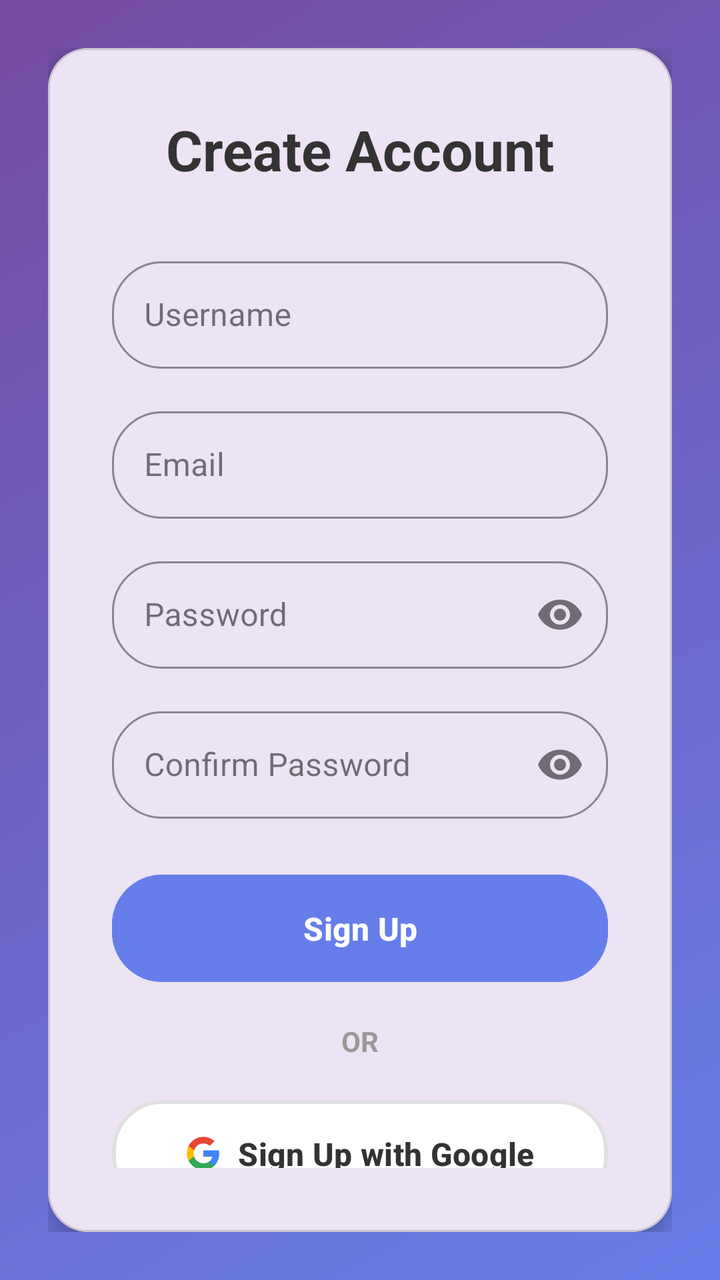
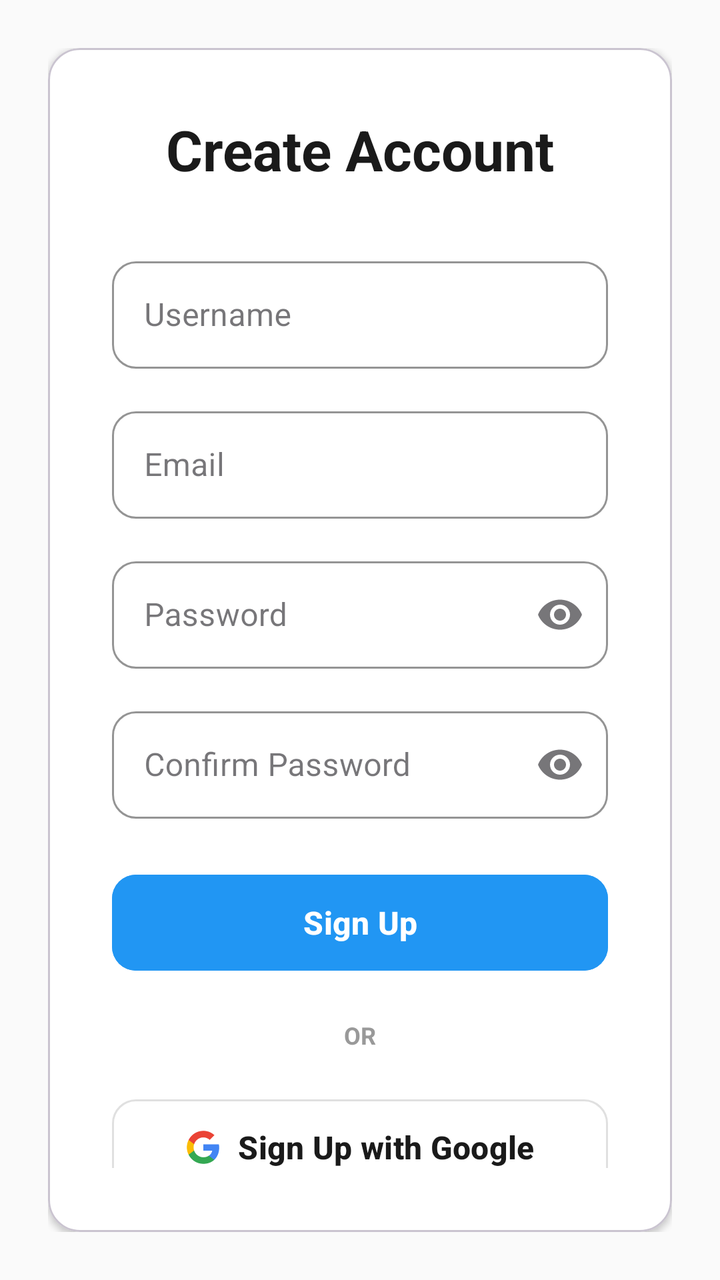

The first picture is an Android layout as it rendered before a commit; the second is the same layout after the commit. The layout source and the unified diff follow.
<!-- AndroidManifest.xml: application theme Theme.MainProj -->
<!-- res/layout/activity_sign_up.xml -->
<?xml version="1.0" encoding="utf-8"?>
<androidx.constraintlayout.widget.ConstraintLayout xmlns:android="http://schemas.android.com/apk/res/android"
    xmlns:app="http://schemas.android.com/apk/res-auto"
    xmlns:tools="http://schemas.android.com/tools"
    android:id="@+id/main"
    android:layout_width="match_parent"
    android:layout_height="match_parent"
    android:background="@drawable/gradient_background"
    android:padding="24dp"
    tools:context=".sign_up_activity">

    <com.google.android.material.card.MaterialCardView
        android:id="@+id/cardView"
        android:layout_width="0dp"
        android:layout_height="wrap_content"
        app:cardCornerRadius="20dp"
        app:cardElevation="8dp"
        app:layout_constraintBottom_toBottomOf="parent"
        app:layout_constraintEnd_toEndOf="parent"
        app:layout_constraintStart_toStartOf="parent"
        app:layout_constraintTop_toTopOf="parent">

        <androidx.constraintlayout.widget.ConstraintLayout
            android:layout_width="match_parent"
            android:layout_height="wrap_content"
            android:padding="32dp">

            <TextView
                android:id="@+id/tvTitle"
                android:layout_width="wrap_content"
                android:layout_height="wrap_content"
                android:text="Create Account"
                android:textColor="#333333"
                android:textSize="28sp"
                android:textStyle="bold"
                app:layout_constraintEnd_toEndOf="parent"
                app:layout_constraintStart_toStartOf="parent"
                app:layout_constraintTop_toTopOf="parent" />

            <com.google.android.material.textfield.TextInputLayout
                android:id="@+id/tilUsername"
                style="@style/Widget.MaterialComponents.TextInputLayout.OutlinedBox"
                android:layout_width="0dp"
                android:layout_height="wrap_content"
                android:layout_marginTop="32dp"
                android:hint="Username"
                app:boxCornerRadiusBottomEnd="25dp"
                app:boxCornerRadiusBottomStart="25dp"
                app:boxCornerRadiusTopEnd="25dp"
                app:boxCornerRadiusTopStart="25dp"
                app:boxStrokeColor="?attr/inputStrokeColor"
                android:textColor="?attr/textSecondary"
                app:hintTextColor="#667eea"
                app:layout_constraintEnd_toEndOf="parent"
                app:layout_constraintStart_toStartOf="parent"
                app:layout_constraintTop_toBottomOf="@id/tvTitle">

                <com.google.android.material.textfield.TextInputEditText
                    android:id="@+id/etUsername"
                    android:layout_width="match_parent"
                    android:layout_height="wrap_content"
                    android:inputType="text"
                    android:padding="16dp"
                    android:textSize="16sp" />
            </com.google.android.material.textfield.TextInputLayout>

            <com.google.android.material.textfield.TextInputLayout
                android:id="@+id/tilEmail"
                style="@style/Widget.MaterialComponents.TextInputLayout.OutlinedBox"
                android:layout_width="0dp"
                android:layout_height="wrap_content"
                android:layout_marginTop="16dp"
                android:hint="Email"
                app:boxCornerRadiusBottomEnd="25dp"
                app:boxCornerRadiusBottomStart="25dp"
                app:boxCornerRadiusTopEnd="25dp"
                app:boxCornerRadiusTopStart="25dp"
                app:boxStrokeColor="?attr/inputStrokeColor"
                android:textColor="?attr/textSecondary"
                app:hintTextColor="#667eea"
                app:layout_constraintEnd_toEndOf="parent"
                app:layout_constraintStart_toStartOf="parent"
                app:layout_constraintTop_toBottomOf="@id/tilUsername">

                <com.google.android.material.textfield.TextInputEditText
                    android:id="@+id/etEmail"
                    android:layout_width="match_parent"
                    android:layout_height="wrap_content"
                    android:inputType="textEmailAddress"
                    android:padding="16dp"
                    android:textSize="16sp" />
            </com.google.android.material.textfield.TextInputLayout>

            <com.google.android.material.textfield.TextInputLayout
                android:id="@+id/tilPassword"
                style="@style/Widget.MaterialComponents.TextInputLayout.OutlinedBox"
                android:layout_width="0dp"
                android:layout_height="wrap_content"
                android:layout_marginTop="16dp"
                android:hint="Password"
                app:boxCornerRadiusBottomEnd="25dp"
                app:boxCornerRadiusBottomStart="25dp"
                app:boxCornerRadiusTopEnd="25dp"
                app:boxCornerRadiusTopStart="25dp"
                app:boxStrokeColor="?attr/inputStrokeColor"
                android:textColor="?attr/textSecondary"
                app:endIconMode="password_toggle"
                app:hintTextColor="#667eea"
                app:layout_constraintEnd_toEndOf="parent"
                app:layout_constraintStart_toStartOf="parent"
                app:layout_constraintTop_toBottomOf="@id/tilEmail">

                <com.google.android.material.textfield.TextInputEditText
                    android:id="@+id/etPassword"
                    android:layout_width="match_parent"
                    android:layout_height="wrap_content"
                    android:inputType="textPassword"
                    android:padding="16dp"
                    android:textSize="16sp" />
            </com.google.android.material.textfield.TextInputLayout>

            <com.google.android.material.textfield.TextInputLayout
                android:id="@+id/tilConfirmPassword"
                style="@style/Widget.MaterialComponents.TextInputLayout.OutlinedBox"
                android:layout_width="0dp"
                android:layout_height="wrap_content"
                android:layout_marginTop="16dp"
                android:hint="Confirm Password"
                app:boxCornerRadiusBottomEnd="25dp"
                app:boxCornerRadiusBottomStart="25dp"
                app:boxCornerRadiusTopEnd="25dp"
                app:boxCornerRadiusTopStart="25dp"
                app:boxStrokeColor="?attr/inputStrokeColor"
                android:textColor="?attr/textSecondary"
                app:endIconMode="password_toggle"
                app:hintTextColor="#667eea"
                app:layout_constraintEnd_toEndOf="parent"
                app:layout_constraintStart_toStartOf="parent"
                app:layout_constraintTop_toBottomOf="@id/tilPassword">

                <com.google.android.material.textfield.TextInputEditText
                    android:id="@+id/etConfirmPassword"
                    android:layout_width="match_parent"
                    android:layout_height="wrap_content"
                    android:inputType="textPassword"
                    android:padding="16dp"
                    android:textSize="16sp" />
            </com.google.android.material.textfield.TextInputLayout>

            <com.google.android.material.button.MaterialButton
                android:id="@+id/btnSignUp"
                android:layout_width="0dp"
                android:layout_height="wrap_content"
                android:layout_marginTop="24dp"
                android:backgroundTint="#667eea"
                android:padding="16dp"
                android:text="Sign Up"
                android:textColor="@android:color/white"
                android:textSize="16sp"
                android:textStyle="bold"
                app:cornerRadius="25dp"
                app:layout_constraintEnd_toEndOf="parent"
                app:layout_constraintStart_toStartOf="parent"
                app:layout_constraintTop_toBottomOf="@id/tilConfirmPassword" />

            <TextView
                android:id="@+id/tvOrDivider"
                android:layout_width="wrap_content"
                android:layout_height="wrap_content"
                android:layout_marginTop="16dp"
                android:text="OR"
                android:textColor="#999999"
                android:textSize="14sp"
                android:textStyle="bold"
                app:layout_constraintEnd_toEndOf="parent"
                app:layout_constraintStart_toStartOf="parent"
                app:layout_constraintTop_toBottomOf="@id/btnSignUp" />

            <com.google.android.material.button.MaterialButton
                android:id="@+id/btnGoogleSignUp2"
                android:layout_width="0dp"
                android:layout_height="wrap_content"
                android:layout_marginTop="16dp"
                android:backgroundTint="@android:color/white"
                android:padding="16dp"
                android:text="Sign Up with Google"
                android:textColor="#333333"
                android:textSize="16sp"
                android:textStyle="bold"
                app:cornerRadius="25dp"
                app:icon="@drawable/ic_google"
                app:iconGravity="textStart"
                app:iconPadding="8dp"
                app:iconTint="@null"
                app:layout_constraintEnd_toEndOf="parent"
                app:layout_constraintStart_toStartOf="parent"
                app:layout_constraintTop_toBottomOf="@id/tvOrDivider"
                app:strokeColor="#e0e0e0"
                app:strokeWidth="2dp" />

            <TextView
                android:id="@+id/tvLoginPrompt"
                android:layout_width="wrap_content"
                android:layout_height="wrap_content"
                android:layout_marginTop="16dp"
                android:text="Already have an account? "
                android:textColor="#666666"
                android:textSize="14sp"
                app:layout_constraintEnd_toStartOf="@id/tvLogin"
                app:layout_constraintHorizontal_chainStyle="packed"
                app:layout_constraintStart_toStartOf="parent"
                app:layout_constraintTop_toBottomOf="@id/btnGoogleSignUp2" />

            <TextView
                android:id="@+id/tvLogin"
                android:layout_width="wrap_content"
                android:layout_height="wrap_content"
                android:text="Log In"
                android:textColor="#667eea"
                android:textSize="14sp"
                android:textStyle="bold"
                app:layout_constraintBaseline_toBaselineOf="@id/tvLoginPrompt"
                app:layout_constraintEnd_toEndOf="parent"
                app:layout_constraintStart_toEndOf="@id/tvLoginPrompt" />

        </androidx.constraintlayout.widget.ConstraintLayout>

    </com.google.android.material.card.MaterialCardView>

</androidx.constraintlayout.widget.ConstraintLayout>
<!-- resources referenced by this layout -->
<resources>
  <!-- drawable gradient_background (drawable) -->
  <?xml version="1.0" encoding="utf-8"?>
  <shape xmlns:android="http://schemas.android.com/apk/res/android">
      <gradient
          android:angle="135"
          android:startColor="#667eea"
          android:endColor="#764ba2"
          android:type="linear" />
  </shape>
  <!-- drawable ic_google (drawable) -->
  <?xml version="1.0" encoding="utf-8"?>
  <vector xmlns:android="http://schemas.android.com/apk/res/android"
      android:width="24dp"
      android:height="24dp"
      android:viewportWidth="24"
      android:viewportHeight="24">
      <path
          android:fillColor="#4285F4"
          android:pathData="M22.56,12.25c0,-0.78 -0.07,-1.53 -0.2,-2.25H12v4.26h5.92c-0.26,1.37 -1.04,2.53 -2.21,3.31v2.77h3.57c2.08,-1.92 3.28,-4.74 3.28,-8.09z"/>
      <path
          android:fillColor="#34A853"
          android:pathData="M12,23c2.97,0 5.46,-0.98 7.28,-2.66l-3.57,-2.77c-0.98,0.66 -2.23,1.06 -3.71,1.06 -2.86,0 -5.29,-1.93 -6.16,-4.53H2.18v2.84C3.99,20.53 7.7,23 12,23z"/>
      <path
          android:fillColor="#FBBC05"
          android:pathData="M5.84,14.09c-0.22,-0.66 -0.35,-1.36 -0.35,-2.09s0.13,-1.43 0.35,-2.09V7.07H2.18C1.43,8.55 1,10.22 1,12s0.43,3.45 1.18,4.93l2.85,-2.22 0.81,-0.62z"/>
      <path
          android:fillColor="#EA4335"
          android:pathData="M12,5.38c1.62,0 3.06,0.56 4.21,1.64l3.15,-3.15C17.45,2.09 14.97,1 12,1 7.7,1 3.99,3.47 2.18,7.07l3.66,2.84c0.87,-2.6 3.3,-4.53 6.16,-4.53z"/>
  </vector>
  <style name="Theme.MainProj" parent="Theme.Material3.DayNight.NoActionBar">
              <item name="inputStrokeColor">@color/input_stroke_color_light</item>
              <item name="buttonPrimary">@color/button_primary_light</item>
              <item name="textSecondary">@color/text_secondary_light</item>
  
              <item name="buttonGoogleBg">@color/button_google_bg_light</item>
              <item name="buttonGoogleText">@color/button_google_text_light</item>
              <item name="buttonGoogleStroke">@color/button_google_stroke_light</item>
          </style>
  <color name="input_stroke_color_light">#667eea</color>
  <color name="button_primary_light">#667eea</color>
  <color name="text_secondary_light">#666666</color>
  <color name="button_google_bg_light">#FFFFFF</color>
  <color name="button_google_text_light">#333333</color>
  <color name="button_google_stroke_light">#e0e0e0</color>
</resources>

<!-- the commit's change to res/layout/activity_sign_up.xml (unified diff, before → after) -->
@@ -5,7 +5,7 @@
     android:id="@+id/main"
     android:layout_width="match_parent"
     android:layout_height="match_parent"
-    android:background="@drawable/gradient_background"
+    android:background="#FAFAFA"
     android:padding="24dp"
     tools:context=".sign_up_activity">
 
@@ -13,8 +13,9 @@
         android:id="@+id/cardView"
         android:layout_width="0dp"
         android:layout_height="wrap_content"
-        app:cardCornerRadius="20dp"
-        app:cardElevation="8dp"
+        android:backgroundTint="#FFFFFF"
+        app:cardCornerRadius="16dp"
+        app:cardElevation="2dp"
         app:layout_constraintBottom_toBottomOf="parent"
         app:layout_constraintEnd_toEndOf="parent"
         app:layout_constraintStart_toStartOf="parent"
@@ -30,7 +31,7 @@
                 android:layout_width="wrap_content"
                 android:layout_height="wrap_content"
                 android:text="Create Account"
-                android:textColor="#333333"
+                android:textColor="#1A1A1A"
                 android:textSize="28sp"
                 android:textStyle="bold"
                 app:layout_constraintEnd_toEndOf="parent"
@@ -44,13 +45,12 @@
                 android:layout_height="wrap_content"
                 android:layout_marginTop="32dp"
                 android:hint="Username"
-                app:boxCornerRadiusBottomEnd="25dp"
-                app:boxCornerRadiusBottomStart="25dp"
-                app:boxCornerRadiusTopEnd="25dp"
-                app:boxCornerRadiusTopStart="25dp"
-                app:boxStrokeColor="?attr/inputStrokeColor"
-                android:textColor="?attr/textSecondary"
-                app:hintTextColor="#667eea"
+                app:boxCornerRadiusBottomEnd="12dp"
+                app:boxCornerRadiusBottomStart="12dp"
+                app:boxCornerRadiusTopEnd="12dp"
+                app:boxCornerRadiusTopStart="12dp"
+                app:boxStrokeColor="#2196F3"
+                app:hintTextColor="#666666"
                 app:layout_constraintEnd_toEndOf="parent"
                 app:layout_constraintStart_toStartOf="parent"
                 app:layout_constraintTop_toBottomOf="@id/tvTitle">
@@ -61,6 +61,7 @@
                     android:layout_height="wrap_content"
                     android:inputType="text"
                     android:padding="16dp"
+                    android:textColor="#1A1A1A"
                     android:textSize="16sp" />
             </com.google.android.material.textfield.TextInputLayout>
 
@@ -71,13 +72,12 @@
                 android:layout_height="wrap_content"
                 android:layout_marginTop="16dp"
                 android:hint="Email"
-                app:boxCornerRadiusBottomEnd="25dp"
-                app:boxCornerRadiusBottomStart="25dp"
-                app:boxCornerRadiusTopEnd="25dp"
-                app:boxCornerRadiusTopStart="25dp"
-                app:boxStrokeColor="?attr/inputStrokeColor"
-                android:textColor="?attr/textSecondary"
-                app:hintTextColor="#667eea"
+                app:boxCornerRadiusBottomEnd="12dp"
+                app:boxCornerRadiusBottomStart="12dp"
+                app:boxCornerRadiusTopEnd="12dp"
+                app:boxCornerRadiusTopStart="12dp"
+                app:boxStrokeColor="#2196F3"
+                app:hintTextColor="#666666"
                 app:layout_constraintEnd_toEndOf="parent"
                 app:layout_constraintStart_toStartOf="parent"
                 app:layout_constraintTop_toBottomOf="@id/tilUsername">
@@ -88,6 +88,7 @@
                     android:layout_height="wrap_content"
                     android:inputType="textEmailAddress"
                     android:padding="16dp"
+                    android:textColor="#1A1A1A"
                     android:textSize="16sp" />
             </com.google.android.material.textfield.TextInputLayout>
 
@@ -98,14 +99,13 @@
                 android:layout_height="wrap_content"
                 android:layout_marginTop="16dp"
                 android:hint="Password"
-                app:boxCornerRadiusBottomEnd="25dp"
-                app:boxCornerRadiusBottomStart="25dp"
-                app:boxCornerRadiusTopEnd="25dp"
-                app:boxCornerRadiusTopStart="25dp"
-                app:boxStrokeColor="?attr/inputStrokeColor"
-                android:textColor="?attr/textSecondary"
+                app:boxCornerRadiusBottomEnd="12dp"
+                app:boxCornerRadiusBottomStart="12dp"
+                app:boxCornerRadiusTopEnd="12dp"
+                app:boxCornerRadiusTopStart="12dp"
+                app:boxStrokeColor="#2196F3"
                 app:endIconMode="password_toggle"
-                app:hintTextColor="#667eea"
+                app:hintTextColor="#666666"
                 app:layout_constraintEnd_toEndOf="parent"
                 app:layout_constraintStart_toStartOf="parent"
                 app:layout_constraintTop_toBottomOf="@id/tilEmail">
@@ -116,6 +116,7 @@
                     android:layout_height="wrap_content"
                     android:inputType="textPassword"
                     android:padding="16dp"
+                    android:textColor="#1A1A1A"
                     android:textSize="16sp" />
             </com.google.android.material.textfield.TextInputLayout>
 
@@ -126,14 +127,13 @@
                 android:layout_height="wrap_content"
                 android:layout_marginTop="16dp"
                 android:hint="Confirm Password"
-                app:boxCornerRadiusBottomEnd="25dp"
-                app:boxCornerRadiusBottomStart="25dp"
-                app:boxCornerRadiusTopEnd="25dp"
-                app:boxCornerRadiusTopStart="25dp"
-                app:boxStrokeColor="?attr/inputStrokeColor"
-                android:textColor="?attr/textSecondary"
+                app:boxCornerRadiusBottomEnd="12dp"
+                app:boxCornerRadiusBottomStart="12dp"
+                app:boxCornerRadiusTopEnd="12dp"
+                app:boxCornerRadiusTopStart="12dp"
+                app:boxStrokeColor="#2196F3"
                 app:endIconMode="password_toggle"
-                app:hintTextColor="#667eea"
+                app:hintTextColor="#666666"
                 app:layout_constraintEnd_toEndOf="parent"
                 app:layout_constraintStart_toStartOf="parent"
                 app:layout_constraintTop_toBottomOf="@id/tilPassword">
@@ -144,21 +144,21 @@
                     android:layout_height="wrap_content"
                     android:inputType="textPassword"
                     android:padding="16dp"
+                    android:textColor="#1A1A1A"
                     android:textSize="16sp" />
             </com.google.android.material.textfield.TextInputLayout>
 
             <com.google.android.material.button.MaterialButton
                 android:id="@+id/btnSignUp"
                 android:layout_width="0dp"
-                android:layout_height="wrap_content"
+                android:layout_height="56dp"
                 android:layout_marginTop="24dp"
-                android:backgroundTint="#667eea"
-                android:padding="16dp"
+                android:backgroundTint="#2196F3"
                 android:text="Sign Up"
-                android:textColor="@android:color/white"
+                android:textColor="#FFFFFF"
                 android:textSize="16sp"
                 android:textStyle="bold"
-                app:cornerRadius="25dp"
+                app:cornerRadius="12dp"
                 app:layout_constraintEnd_toEndOf="parent"
                 app:layout_constraintStart_toStartOf="parent"
                 app:layout_constraintTop_toBottomOf="@id/tilConfirmPassword" />
@@ -167,10 +167,10 @@
                 android:id="@+id/tvOrDivider"
                 android:layout_width="wrap_content"
                 android:layout_height="wrap_content"
-                android:layout_marginTop="16dp"
+                android:layout_marginTop="20dp"
                 android:text="OR"
                 android:textColor="#999999"
-                android:textSize="14sp"
+                android:textSize="12sp"
                 android:textStyle="bold"
                 app:layout_constraintEnd_toEndOf="parent"
                 app:layout_constraintStart_toStartOf="parent"
@@ -179,15 +179,14 @@
             <com.google.android.material.button.MaterialButton
                 android:id="@+id/btnGoogleSignUp2"
                 android:layout_width="0dp"
-                android:layout_height="wrap_content"
-                android:layout_marginTop="16dp"
-                android:backgroundTint="@android:color/white"
-                android:padding="16dp"
+                android:layout_height="56dp"
+                android:layout_marginTop="20dp"
+                android:backgroundTint="#FFFFFF"
                 android:text="Sign Up with Google"
-                android:textColor="#333333"
+                android:textColor="#1A1A1A"
                 android:textSize="16sp"
                 android:textStyle="bold"
-                app:cornerRadius="25dp"
+                app:cornerRadius="12dp"
                 app:icon="@drawable/ic_google"
                 app:iconGravity="textStart"
                 app:iconPadding="8dp"
@@ -195,14 +194,14 @@
                 app:layout_constraintEnd_toEndOf="parent"
                 app:layout_constraintStart_toStartOf="parent"
                 app:layout_constraintTop_toBottomOf="@id/tvOrDivider"
-                app:strokeColor="#e0e0e0"
-                app:strokeWidth="2dp" />
+                app:strokeColor="#E0E0E0"
+                app:strokeWidth="1dp" />
 
             <TextView
                 android:id="@+id/tvLoginPrompt"
                 android:layout_width="wrap_content"
                 android:layout_height="wrap_content"
-                android:layout_marginTop="16dp"
+                android:layout_marginTop="20dp"
                 android:text="Already have an account? "
                 android:textColor="#666666"
                 android:textSize="14sp"
@@ -216,7 +215,7 @@
                 android:layout_width="wrap_content"
                 android:layout_height="wrap_content"
                 android:text="Log In"
-                android:textColor="#667eea"
+                android:textColor="#2196F3"
                 android:textSize="14sp"
                 android:textStyle="bold"
                 app:layout_constraintBaseline_toBaselineOf="@id/tvLoginPrompt"
<!-- resource entries referenced after the edit -->
@@ -1,14 +1,5 @@
 <!-- resources referenced by this layout -->
 <resources>
-  <!-- drawable gradient_background (drawable) -->
-  <?xml version="1.0" encoding="utf-8"?>
-  <shape xmlns:android="http://schemas.android.com/apk/res/android">
-      <gradient
-          android:angle="135"
-          android:startColor="#667eea"
-          android:endColor="#764ba2"
-          android:type="linear" />
-  </shape>
   <!-- drawable ic_google (drawable) -->
   <?xml version="1.0" encoding="utf-8"?>
   <vector xmlns:android="http://schemas.android.com/apk/res/android"
